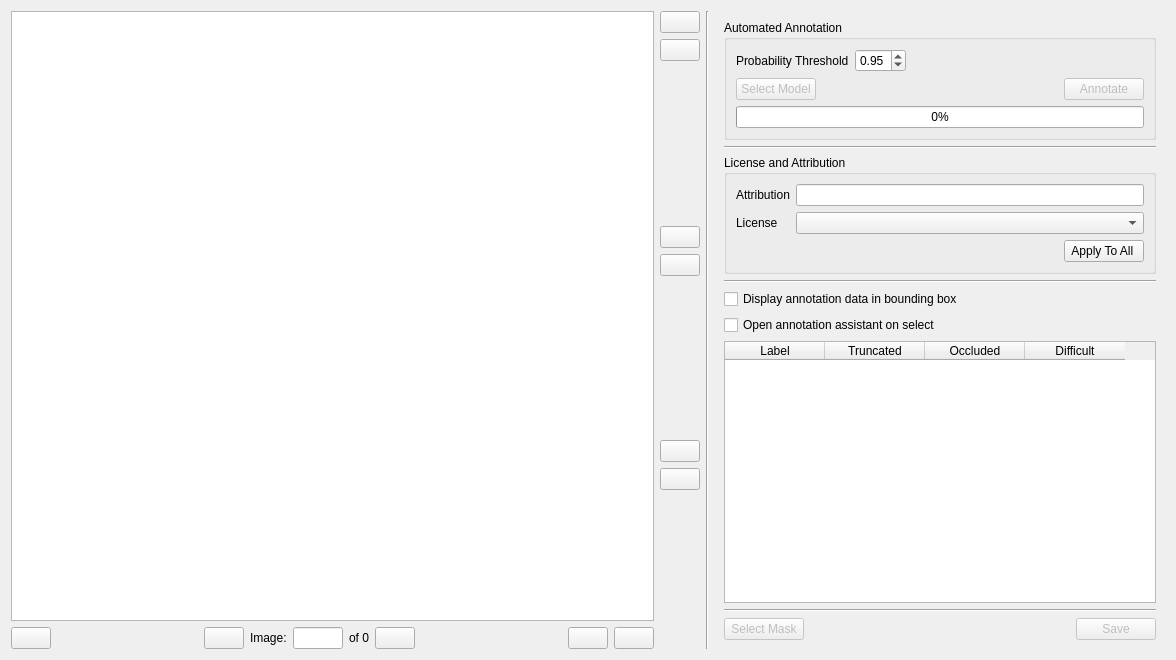
Qt form andenet/gui/annotation_widget.ui (persts/BBoxEE) before a commit.
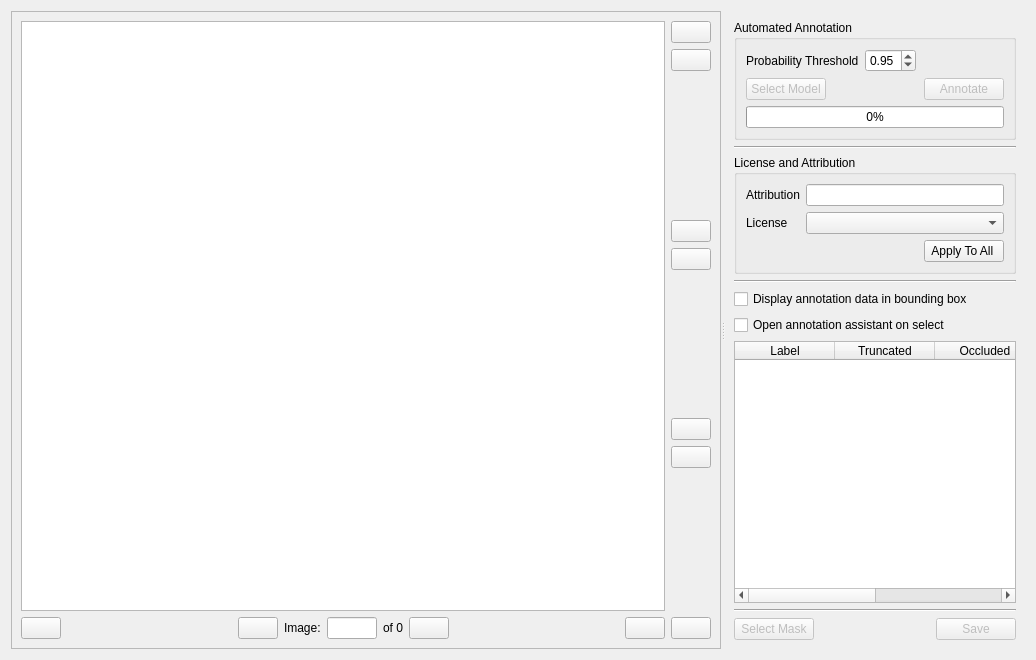
The same form after that commit. Icons and pictures are not drawn. Custom widgets are drawn as their Qt base class.

Commit message: GUI updates for touch and high resolution screens

```diff
--- a/andenet/gui/annotation_widget.ui
+++ b/andenet/gui/annotation_widget.ui
@@ -6,7 +6,7 @@
    <rect>
     <x>0</x>
     <y>0</y>
-    <width>1176</width>
+    <width>1036</width>
     <height>660</height>
    </rect>
   </property>
@@ -19,6 +19,25 @@
   <property name="windowTitle">
    <string>Widget</string>
   </property>
+  <layout class="QGridLayout" name="gridLayout_3">
+   <item row="0" column="0">
+    <widget class="QSplitter" name="splitter">
+     <property name="orientation">
+      <enum>Qt::Horizontal</enum>
+     </property>
+     <widget class="QFrame" name="frame">
+      <property name="sizePolicy">
+       <sizepolicy hsizetype="Preferred" vsizetype="Preferred">
+        <horstretch>4</horstretch>
+        <verstretch>0</verstretch>
+       </sizepolicy>
+      </property>
+      <property name="frameShape">
+       <enum>QFrame::StyledPanel</enum>
+      </property>
+      <property name="frameShadow">
+       <enum>QFrame::Raised</enum>
+      </property>
   <layout class="QGridLayout" name="gridLayout">
    <item row="0" column="0">
     <widget class="AnnotationGraphicsView" name="graphicsView">
@@ -30,7 +49,7 @@
      </property>
     </widget>
    </item>
-   <item row="0" column="1" rowspan="2">
+       <item row="0" column="1">
     <layout class="QVBoxLayout" name="verticalLayout_3">
      <item>
       <widget class="QPushButton" name="pushButtonDirectory">
@@ -208,25 +227,203 @@
      </item>
     </layout>
    </item>
-   <item row="0" column="2" rowspan="2">
-    <widget class="Line" name="line_5">
+       <item row="1" column="0" colspan="2">
+        <layout class="QHBoxLayout" name="horizontalLayout_2">
+         <item>
+          <widget class="QPushButton" name="pushButtonPrevious">
+           <property name="maximumSize">
+            <size>
+             <width>16777215</width>
+             <height>16777215</height>
+            </size>
+           </property>
+           <property name="toolTip">
+            <string>Previous image</string>
+           </property>
+           <property name="text">
+            <string/>
+           </property>
+           <property name="icon">
+            <iconset resource="../../icons/andenet.qrc">
+             <normaloff>:/icons/previous.svg</normaloff>:/icons/previous.svg</iconset>
+           </property>
+           <property name="iconSize">
+            <size>
+             <width>24</width>
+             <height>24</height>
+            </size>
+           </property>
+          </widget>
+         </item>
+         <item>
+          <spacer name="horizontalSpacer">
      <property name="orientation">
-      <enum>Qt::Vertical</enum>
-     </property>
-    </widget>
-   </item>
-   <item row="0" column="3" rowspan="2">
+            <enum>Qt::Horizontal</enum>
+           </property>
+           <property name="sizeHint" stdset="0">
+            <size>
+             <width>40</width>
+             <height>20</height>
+            </size>
+           </property>
+          </spacer>
+         </item>
+         <item>
+          <widget class="QPushButton" name="pushButtonAnnotatedPrevious">
+           <property name="toolTip">
+            <string>Previous annotated image</string>
+           </property>
+           <property name="text">
+            <string/>
+           </property>
+           <property name="icon">
+            <iconset resource="../../icons/andenet.qrc">
+             <normaloff>:/icons/skip_previous.svg</normaloff>:/icons/skip_previous.svg</iconset>
+           </property>
+           <property name="iconSize">
+            <size>
+             <width>24</width>
+             <height>24</height>
+            </size>
+           </property>
+          </widget>
+         </item>
+         <item>
+          <widget class="QLabel" name="label_4">
+           <property name="text">
+            <string>Image:</string>
+           </property>
+          </widget>
+         </item>
+         <item>
+          <widget class="QLineEdit" name="lineEditCurrentImage">
+           <property name="maximumSize">
+            <size>
+             <width>50</width>
+             <height>16777215</height>
+            </size>
+           </property>
+          </widget>
+         </item>
+         <item>
+          <widget class="QLabel" name="labelImages">
+           <property name="text">
+            <string>of 0</string>
+           </property>
+          </widget>
+         </item>
+         <item>
+          <widget class="QPushButton" name="pushButtonAnnotatedNext">
+           <property name="toolTip">
+            <string>Next annotated image</string>
+           </property>
+           <property name="text">
+            <string/>
+           </property>
+           <property name="icon">
+            <iconset resource="../../icons/andenet.qrc">
+             <normaloff>:/icons/skip_next.svg</normaloff>:/icons/skip_next.svg</iconset>
+           </property>
+           <property name="iconSize">
+            <size>
+             <width>24</width>
+             <height>24</height>
+            </size>
+           </property>
+          </widget>
+         </item>
+         <item>
+          <spacer name="horizontalSpacer_2">
+           <property name="orientation">
+            <enum>Qt::Horizontal</enum>
+           </property>
+           <property name="sizeHint" stdset="0">
+            <size>
+             <width>40</width>
+             <height>20</height>
+            </size>
+           </property>
+          </spacer>
+         </item>
+         <item>
+          <widget class="QPushButton" name="pushButtonClear">
+           <property name="maximumSize">
+            <size>
+             <width>16777215</width>
+             <height>16777215</height>
+            </size>
+           </property>
+           <property name="toolTip">
+            <string>Clear annotations</string>
+           </property>
+           <property name="text">
+            <string/>
+           </property>
+           <property name="icon">
+            <iconset resource="../../icons/andenet.qrc">
+             <normaloff>:/icons/delete.svg</normaloff>:/icons/delete.svg</iconset>
+           </property>
+           <property name="iconSize">
+            <size>
+             <width>24</width>
+             <height>24</height>
+            </size>
+           </property>
+          </widget>
+         </item>
+         <item>
+          <widget class="QPushButton" name="pushButtonNext">
+           <property name="maximumSize">
+            <size>
+             <width>16777215</width>
+             <height>16777215</height>
+            </size>
+           </property>
+           <property name="toolTip">
+            <string>Next image</string>
+           </property>
+           <property name="text">
+            <string/>
+           </property>
+           <property name="icon">
+            <iconset resource="../../icons/andenet.qrc">
+             <normaloff>:/icons/next.svg</normaloff>:/icons/next.svg</iconset>
+           </property>
+           <property name="iconSize">
+            <size>
+             <width>24</width>
+             <height>24</height>
+            </size>
+           </property>
+          </widget>
+         </item>
+        </layout>
+       </item>
+      </layout>
+     </widget>
     <widget class="QFrame" name="frame_2">
-     <property name="minimumSize">
-      <size>
-       <width>450</width>
-       <height>0</height>
-      </size>
-     </property>
-     <property name="maximumSize">
+      <property name="sizePolicy">
+       <sizepolicy hsizetype="Preferred" vsizetype="Preferred">
+        <horstretch>1</horstretch>
+        <verstretch>0</verstretch>
+       </sizepolicy>
+      </property>
+      <property name="minimumSize">
       <size>
        <width>300</width>
-       <height>16777215</height>
+        <height>0</height>
+       </size>
+      </property>
+      <property name="maximumSize">
+       <size>
+        <width>16777215</width>
+        <height>16777211</height>
+       </size>
+      </property>
+      <property name="baseSize">
+       <size>
+        <width>0</width>
+        <height>0</height>
       </size>
      </property>
      <property name="styleSheet">
@@ -492,178 +689,7 @@
       </item>
      </layout>
     </widget>
-   </item>
-   <item row="1" column="0">
-    <layout class="QHBoxLayout" name="horizontalLayout_2">
-     <item>
-      <widget class="QPushButton" name="pushButtonPrevious">
-       <property name="maximumSize">
-        <size>
-         <width>50</width>
-         <height>16777215</height>
-        </size>
-       </property>
-       <property name="toolTip">
-        <string>Previous image</string>
-       </property>
-       <property name="text">
-        <string/>
-       </property>
-       <property name="icon">
-        <iconset resource="../../icons/andenet.qrc">
-         <normaloff>:/icons/previous.svg</normaloff>:/icons/previous.svg</iconset>
-       </property>
-       <property name="iconSize">
-        <size>
-         <width>24</width>
-         <height>24</height>
-        </size>
-       </property>
-      </widget>
-     </item>
-     <item>
-      <spacer name="horizontalSpacer">
-       <property name="orientation">
-        <enum>Qt::Horizontal</enum>
-       </property>
-       <property name="sizeHint" stdset="0">
-        <size>
-         <width>40</width>
-         <height>20</height>
-        </size>
-       </property>
-      </spacer>
-     </item>
-     <item>
-      <widget class="QPushButton" name="pushButtonAnnotatedPrevious">
-       <property name="toolTip">
-        <string>Previous annotated image</string>
-       </property>
-       <property name="text">
-        <string/>
-       </property>
-       <property name="icon">
-        <iconset resource="../../icons/andenet.qrc">
-         <normaloff>:/icons/skip_previous.svg</normaloff>:/icons/skip_previous.svg</iconset>
-       </property>
-       <property name="iconSize">
-        <size>
-         <width>24</width>
-         <height>24</height>
-        </size>
-       </property>
-      </widget>
-     </item>
-     <item>
-      <widget class="QLabel" name="label_4">
-       <property name="text">
-        <string>Image:</string>
-       </property>
-      </widget>
-     </item>
-     <item>
-      <widget class="QLineEdit" name="lineEditCurrentImage">
-       <property name="maximumSize">
-        <size>
-         <width>50</width>
-         <height>16777215</height>
-        </size>
-       </property>
-      </widget>
-     </item>
-     <item>
-      <widget class="QLabel" name="labelImages">
-       <property name="text">
-        <string>of 0</string>
-       </property>
-      </widget>
-     </item>
-     <item>
-      <widget class="QPushButton" name="pushButtonAnnotatedNext">
-       <property name="toolTip">
-        <string>Next annotated image</string>
-       </property>
-       <property name="text">
-        <string/>
-       </property>
-       <property name="icon">
-        <iconset resource="../../icons/andenet.qrc">
-         <normaloff>:/icons/skip_next.svg</normaloff>:/icons/skip_next.svg</iconset>
-       </property>
-       <property name="iconSize">
-        <size>
-         <width>24</width>
-         <height>24</height>
-        </size>
-       </property>
-      </widget>
-     </item>
-     <item>
-      <spacer name="horizontalSpacer_2">
-       <property name="orientation">
-        <enum>Qt::Horizontal</enum>
-       </property>
-       <property name="sizeHint" stdset="0">
-        <size>
-         <width>40</width>
-         <height>20</height>
-        </size>
-       </property>
-      </spacer>
-     </item>
-     <item>
-      <widget class="QPushButton" name="pushButtonClear">
-       <property name="maximumSize">
-        <size>
-         <width>50</width>
-         <height>16777215</height>
-        </size>
-       </property>
-       <property name="toolTip">
-        <string>Clear annotations</string>
-       </property>
-       <property name="text">
-        <string/>
-       </property>
-       <property name="icon">
-        <iconset resource="../../icons/andenet.qrc">
-         <normaloff>:/icons/delete.svg</normaloff>:/icons/delete.svg</iconset>
-       </property>
-       <property name="iconSize">
-        <size>
-         <width>24</width>
-         <height>24</height>
-        </size>
-       </property>
-      </widget>
-     </item>
-     <item>
-      <widget class="QPushButton" name="pushButtonNext">
-       <property name="maximumSize">
-        <size>
-         <width>50</width>
-         <height>16777215</height>
-        </size>
-       </property>
-       <property name="toolTip">
-        <string>Next image</string>
-       </property>
-       <property name="text">
-        <string/>
-       </property>
-       <property name="icon">
-        <iconset resource="../../icons/andenet.qrc">
-         <normaloff>:/icons/next.svg</normaloff>:/icons/next.svg</iconset>
-       </property>
-       <property name="iconSize">
-        <size>
-         <width>24</width>
-         <height>24</height>
-        </size>
-       </property>
-      </widget>
-     </item>
-    </layout>
+    </widget>
    </item>
   </layout>
  </widget>
```
Lines whose indentation alone changed are shown as unchanged. The commit also changes 2 other files.
